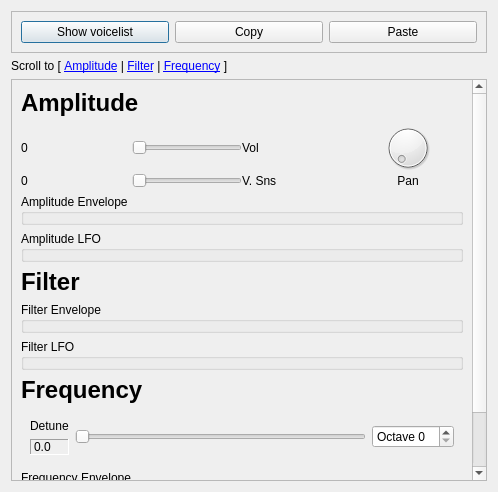
Before: the Qt Designer form src/NewUI/newaddnote.ui in saidinesh5/ZynAddSubFX, drawn with Qt 5.
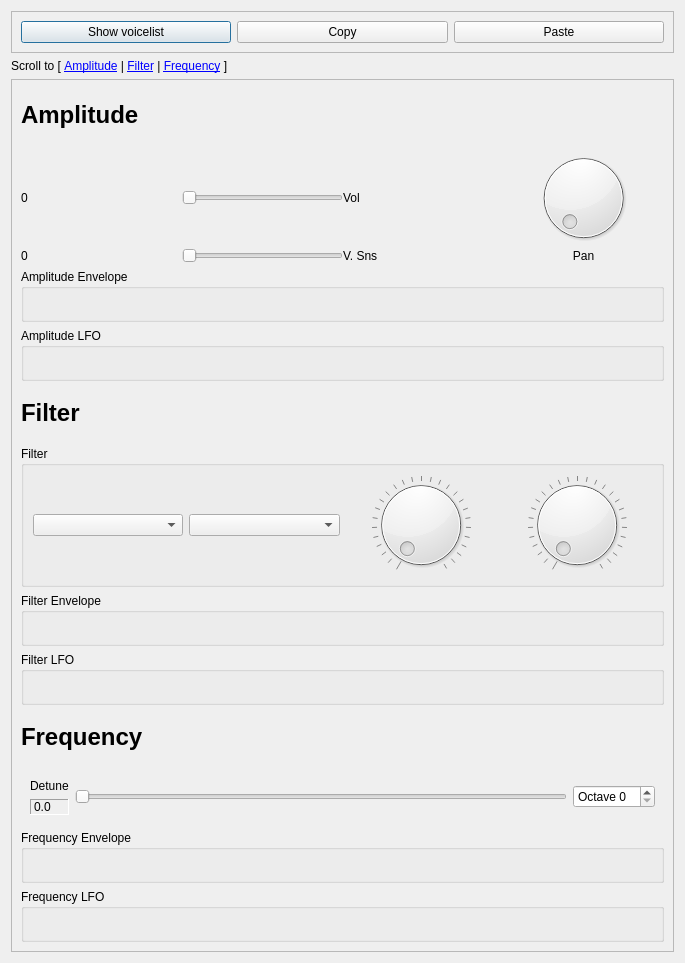
After: the same form once the commit is applied. Custom widgets are drawn as their Qt base class.

The edit to the form file:
```diff
--- a/src/NewUI/newaddnote.ui
+++ b/src/NewUI/newaddnote.ui
@@ -6,8 +6,8 @@
    <rect>
     <x>0</x>
     <y>0</y>
-    <width>498</width>
-    <height>492</height>
+    <width>685</width>
+    <height>963</height>
    </rect>
   </property>
   <property name="windowTitle">
@@ -67,8 +67,8 @@
        <rect>
         <x>0</x>
         <y>0</y>
-        <width>484</width>
-        <height>411</height>
+        <width>671</width>
+        <height>882</height>
        </rect>
       </property>
       <layout class="QVBoxLayout" name="verticalLayout_2">
@@ -181,6 +181,76 @@
          </property>
         </widget>
        </item>
+       <item>
+        <widget class="QGroupBox" name="groupBox">
+         <property name="title">
+          <string>Filter</string>
+         </property>
+         <property name="controlId" stdset="0">
+          <string>FilterParams</string>
+         </property>
+         <layout class="QGridLayout" name="gridLayout_2">
+          <item row="0" column="0">
+           <widget class="ComboBox" name="comboBox_3">
+            <property name="controlId" stdset="0">
+             <string>Type</string>
+            </property>
+           </widget>
+          </item>
+          <item row="0" column="1">
+           <widget class="ComboBox" name="comboBox_4">
+            <property name="controlId" stdset="0">
+             <string>Category</string>
+            </property>
+           </widget>
+          </item>
+          <item row="0" column="2">
+           <widget class="Dial" name="partPan_2">
+            <property name="maximum">
+             <number>127</number>
+            </property>
+            <property name="pageStep">
+             <number>32</number>
+            </property>
+            <property name="wrapping">
+             <bool>false</bool>
+            </property>
+            <property name="notchTarget">
+             <double>4.699999999999999</double>
+            </property>
+            <property name="notchesVisible">
+             <bool>true</bool>
+            </property>
+            <property name="controlId" stdset="0">
+             <string>CenterFrequency</string>
+            </property>
+           </widget>
+          </item>
+          <item row="0" column="3">
+           <widget class="Dial" name="masterVolume_10">
+            <property name="maximum">
+             <number>127</number>
+            </property>
+            <property name="pageStep">
+             <number>32</number>
+            </property>
+            <property name="wrapping">
+             <bool>false</bool>
+            </property>
+            <property name="notchTarget">
+             <double>4.699999999999999</double>
+            </property>
+            <property name="notchesVisible">
+             <bool>true</bool>
+            </property>
+            <property name="controlId" stdset="0">
+             <string>Frequency</string>
+            </property>
+           </widget>
+          </item>
+         </layout>
+        </widget>
+       </item>
        <item>
         <widget class="EnvelopeBox" name="filterEnvelope">
          <property name="title">
@@ -272,6 +342,11 @@
    <extends>QDial</extends>
    <header>dial.h</header>
   </customwidget>
+  <customwidget>
+   <class>ComboBox</class>
+   <extends>QComboBox</extends>
+   <header>combobox.h</header>
+  </customwidget>
   <customwidget>
    <class>LFOBox</class>
    <extends>QGroupBox</extends>
```
